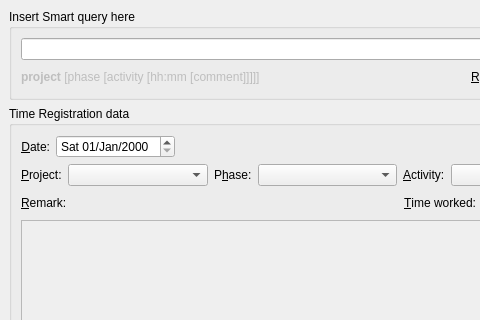
First picture: the form in src/pyuac_edit.ui, repository develer-staff/pyuac, before the edit; both pictures show x 0 to 480 and y 0 to 320 of the 612 by 419 pixel window.
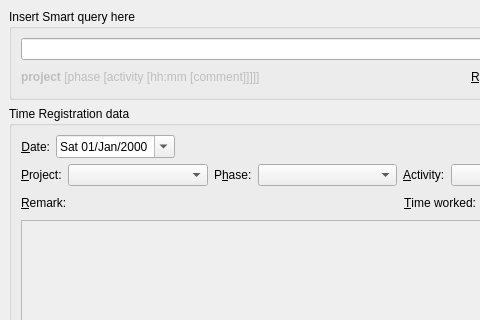
Second picture: the form after the edit. Icons and pictures are not drawn.

Commit message: Usa calendarPopup (Qt 4.2)

Diff of the .ui file:
```diff
--- a/src/pyuac_edit.ui
+++ b/src/pyuac_edit.ui
@@ -135,6 +135,9 @@
            <property name="displayFormat" >
             <string>ddd dd/MMM/yyyy</string>
            </property>
+           <property name="calendarPopup" >
+            <bool>true</bool>
+           </property>
           </widget>
          </item>
          <item>
```
Left out of the diff: 138 changed lines with no effect on the pictures. The commit also changes 1 other file.
